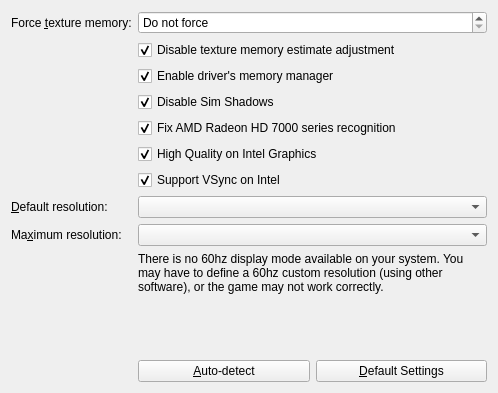
First picture: the form in src/plugins/sims-petstories/simspssettings.ui, repository haffmans/graphics-rules-maker, before the edit.
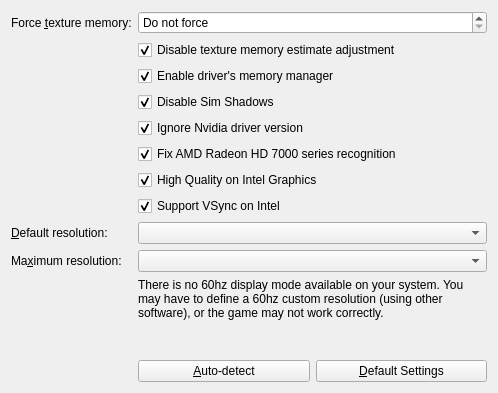
Second picture: the form after the edit.

Commit message:
Sims 2 Stories, Body Shop: Add tweak to ignore Nvidia driver version
Nvidia seems to have reverted to using lower version numbers again, for
very recent GeForce cards. This disables some things like anti-aliasing
in the stories games. This tweak comments out the parts that deal with
these specific version numbers.

Fixes #10

Patch:
```diff
--- a/src/plugins/sims-petstories/simspssettings.ui
+++ b/src/plugins/sims-petstories/simspssettings.ui
@@ -98,6 +98,22 @@
     </widget>
    </item>
    <item row="4" column="1">
+    <widget class="QCheckBox" name="ignoreNvidiaDriverVersion">
+     <property name="toolTip">
+      <string>Ignore a low driver version of Nvidia.</string>
+     </property>
+     <property name="whatsThis">
+      <string>&lt;html&gt;&lt;head/&gt;&lt;body&gt;&lt;p&gt;New drivers of Nvidia sometimes report a low version number. This can lower some quality settings, even though the driver is new enough to support the better quality settings. This tweak disables some checks based on the version number of the driver, and picks the best possible options.&lt;/p&gt;&lt;/body&gt;&lt;/html&gt;</string>
+     </property>
+     <property name="text">
+      <string>Ignore Nvidia driver version</string>
+     </property>
+     <property name="checked">
+      <bool>true</bool>
+     </property>
+    </widget>
+   </item>
+   <item row="5" column="1">
     <widget class="QCheckBox" name="radeonHd7000Fix">
      <property name="toolTip">
       <string>Do not force low quality on Radeon HD 7000 series graphics cards (as opposed to the older Radeon 7000 series).</string>
@@ -113,7 +129,7 @@
      </property>
     </widget>
    </item>
-   <item row="5" column="1">
+   <item row="6" column="1">
     <widget class="QCheckBox" name="intelHigh">
      <property name="toolTip">
       <string>Allow high quality graphics for most recent Intel Graphics cards.</string>
@@ -129,7 +145,7 @@
      </property>
     </widget>
    </item>
-   <item row="6" column="1">
+   <item row="7" column="1">
     <widget class="QCheckBox" name="intelVsync">
      <property name="toolTip">
       <string>Enable VSync for Intel Graphics cards. May cause (or solve) flickering graphics and/or UI.</string>
@@ -145,7 +161,7 @@
      </property>
     </widget>
    </item>
-   <item row="7" column="0">
+   <item row="8" column="0">
     <widget class="QLabel" name="defaultResolutionLabel">
      <property name="text">
       <string>&amp;Default resolution:</string>
@@ -155,7 +171,7 @@
      </property>
     </widget>
    </item>
-   <item row="7" column="1">
+   <item row="8" column="1">
     <widget class="QComboBox" name="defaultResolution">
      <property name="toolTip">
       <string>The initial resolution as applied by the game at first launch.</string>
@@ -165,7 +181,7 @@
      </property>
     </widget>
    </item>
-   <item row="8" column="0">
+   <item row="9" column="0">
     <widget class="QLabel" name="maxResolutionLabel">
      <property name="text">
       <string>Ma&amp;ximum resolution:</string>
@@ -175,7 +191,7 @@
      </property>
     </widget>
    </item>
-   <item row="8" column="1">
+   <item row="9" column="1">
     <widget class="QComboBox" name="maxResolution">
      <property name="toolTip">
       <string>The maximum available resolution (in high quality graphics mode only).</string>
@@ -185,7 +201,7 @@
      </property>
     </widget>
    </item>
-   <item row="9" column="1">
+   <item row="10" column="1">
     <widget class="QLabel" name="no60HzAvailable">
      <property name="sizePolicy">
       <sizepolicy hsizetype="Expanding" vsizetype="Expanding">
@@ -204,7 +220,7 @@
      </property>
     </widget>
    </item>
-   <item row="10" column="1">
+   <item row="11" column="1">
     <layout class="QHBoxLayout" name="defaultsLayout" stretch="0,0">
      <item>
       <widget class="QPushButton" name="autodetect">
```
Left out of the diff: 1 changed line with no effect on the pictures. The commit also changes 19 other files.
